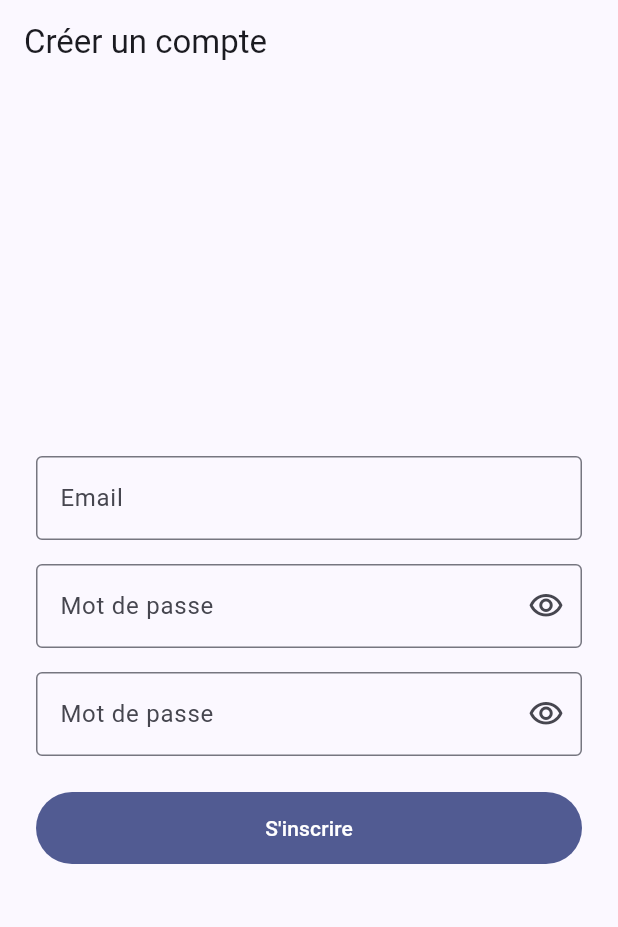
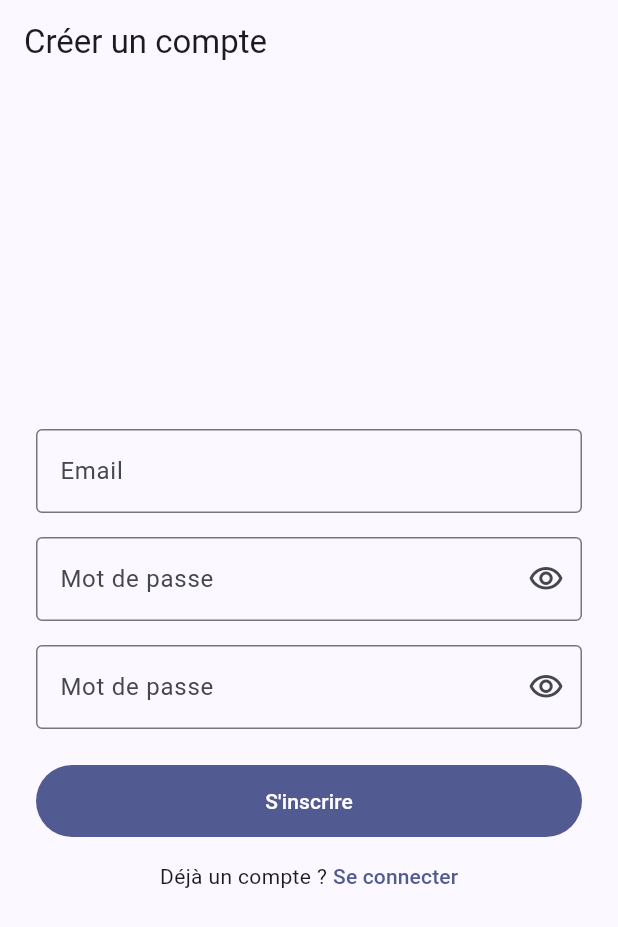
Before and after one commit to julienESN/flutter_project, a Flutter app: the RegisterScreen screen opened by its route, on a phone screen of 412 x 824 dp. Shown: the top 927 px of the screen. Run offline on Flutter 3.47's test engine with Material 3 defaults, Android fonts, the phone set to English and light mode, and no system bars; our stand-ins replace go_router, shared_preferences; accounts and stored records are empty.

Commit message:
modif de register_form

```diff
--- a/lib/widgets/register_form.dart
+++ b/lib/widgets/register_form.dart
@@ -1,4 +1,5 @@
 import 'package:flutter/material.dart';
+import 'package:go_router/go_router.dart';
 import 'email_field.dart';
 import 'password_field.dart';
 
@@ -38,7 +39,7 @@ class _RegisterFormState extends State<RegisterForm> {
     ScaffoldMessenger.of(
       context,
     ).showSnackBar(const SnackBar(content: Text('Inscription réussie ✅')));
-    Navigator.of(context).pop();
+    context.go('/login');
     setState(() => _loading = false);
   }
 
@@ -84,6 +85,24 @@ class _RegisterFormState extends State<RegisterForm> {
                 ? const CircularProgressIndicator(strokeWidth: 2)
                 : const Text("S'inscrire"),
           ),
+          const SizedBox(height: 16),
+          Wrap(
+            alignment: WrapAlignment.center,
+            crossAxisAlignment: WrapCrossAlignment.center,
+            spacing: 4,
+            children: [
+              const Text('Déjà un compte ?'),
+              TextButton(
+                style: TextButton.styleFrom(
+                  padding: EdgeInsets.zero,
+                  tapTargetSize: MaterialTapTargetSize.shrinkWrap,
+                  minimumSize: const Size(0, 0),
+                ),
+                onPressed: () => context.go('/login'),
+                child: const Text('Se connecter'),
+              ),
+            ],
+          ),
         ],
       ),
     );
```
